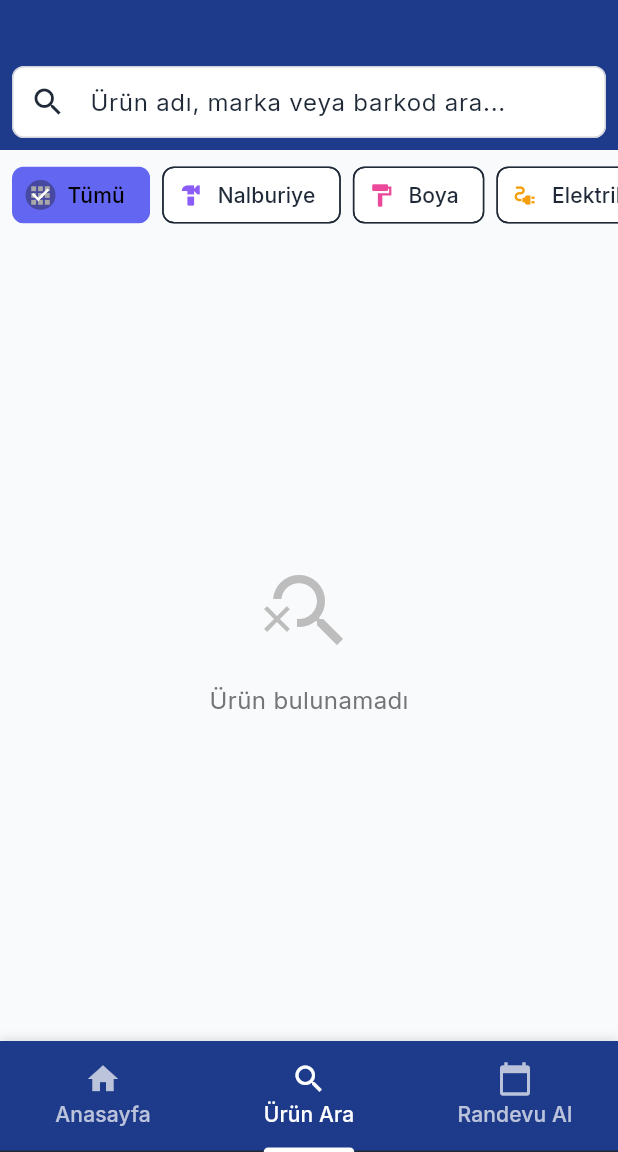
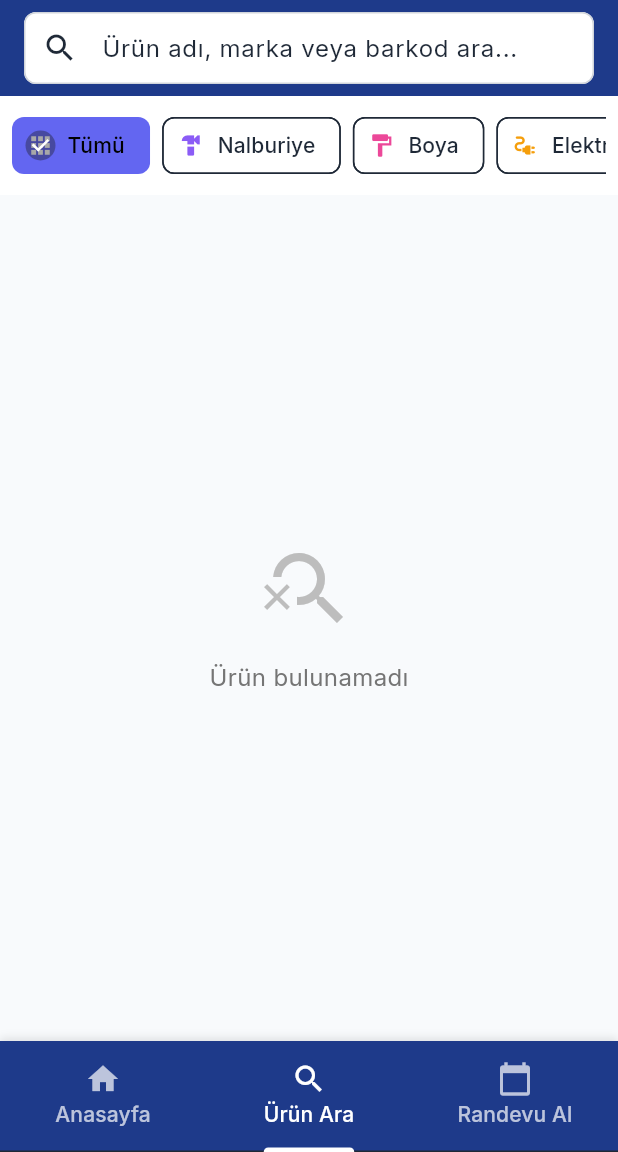
Before and after one commit to mehmet-karataslar/malzemecim, a Flutter app: the screen it shows after launch, item 2 of the bottom bar chosen, on a phone screen of 412 x 824 dp, the part 84-1236 px from its top. Run offline on Flutter 3.47's test engine with Material 3 defaults, Android fonts, the phone set to English and light mode, and no system bars; our stand-ins replace cached_network_image, camera, cloud_firestore, connectivity_plus, firebase_auth, firebase_core and 4 more; missing offline and left inert: dart:html, mobile_scanner; accounts and stored records are empty; generated files the repository leaves out were written again.

Commit message:
Fix: Make search header fixed, fix product card sizes and spacing on web and mobile

```diff
--- a/lib/features/home/screens/public_product_search_screen.dart
+++ b/lib/features/home/screens/public_product_search_screen.dart
@@ -109,33 +109,15 @@ class _PublicProductSearchScreenState extends State<PublicProductSearchScreen> {
                 : productProvider.getProductsByCategory(_selectedCategory);
           }
 
-          return CustomScrollView(
-            slivers: [
-              // Search Bar
-              SliverAppBar(
-                floating: true,
-                pinned: true,
-                backgroundColor: AppTheme.primaryColor,
-                expandedHeight: 100,
-                flexibleSpace: FlexibleSpaceBar(
-                  title: const Text('Ürün Ara'),
-                  background: Container(
-                    decoration: BoxDecoration(
-                      gradient: LinearGradient(
-                        begin: Alignment.topLeft,
-                        end: Alignment.bottomRight,
-                        colors: [
-                          AppTheme.primaryColor,
-                          AppTheme.primaryColor.withOpacity(0.7),
-                        ],
-                      ),
-                    ),
-                  ),
-                ),
-                bottom: PreferredSize(
-                  preferredSize: const Size.fromHeight(60),
-                  child: Padding(
-                    padding: const EdgeInsets.all(8.0),
+          final screenWidth = MediaQuery.of(context).size.width;
+          final isWeb = screenWidth > 600;
+
+          return Column(
+            children: [
+              // Fixed Header - Search Bar
+              Container(
+                color: AppTheme.primaryColor,
+                padding: const EdgeInsets.fromLTRB(16, 8, 16, 8),
                 child: TextField(
                   controller: _searchController,
                   decoration: InputDecoration(
@@ -150,20 +132,13 @@ class _PublicProductSearchScreenState extends State<PublicProductSearchScreen> {
                   ),
                 ),
               ),
-                ),
-              ),
 
-              // Category Filter
-              SliverToBoxAdapter(
-                child: Builder(
-                  builder: (context) {
-                    final screenWidth = MediaQuery.of(context).size.width;
-                    final isWeb = screenWidth > 600;
-
-                    return isWeb
-                        ? Padding(
-                            padding: const EdgeInsets.all(16),
-                            child: Wrap(
+              // Fixed Category Filter
+              Container(
+                color: Colors.white,
+                padding: EdgeInsets.symmetric(vertical: 8, horizontal: isWeb ? 16 : 8),
+                child: isWeb
+                    ? Wrap(
                         spacing: 8,
                         runSpacing: 8,
                         children: _categories.map((category) {
@@ -186,13 +161,11 @@ class _PublicProductSearchScreenState extends State<PublicProductSearchScreen> {
                             },
                           );
                         }).toList(),
-                            ),
                       )
                     : SizedBox(
-                            height: 60,
+                        height: 50,
                         child: ListView.builder(
                           scrollDirection: Axis.horizontal,
-                              padding: const EdgeInsets.symmetric(horizontal: 8, vertical: 8),
                           itemCount: _categories.length,
                           itemBuilder: (context, index) {
                             final category = _categories[index];
@@ -219,15 +192,13 @@ class _PublicProductSearchScreenState extends State<PublicProductSearchScreen> {
                             );
                           },
                         ),
-                          );
-                  },
                       ),
               ),
 
-              // Products Grid
-              if (_filteredProducts.isEmpty)
-                SliverFillRemaining(
-                  child: Center(
+              // Scrollable Products Grid
+              Expanded(
+                child: _filteredProducts.isEmpty
+                    ? Center(
                         child: Column(
                           mainAxisAlignment: MainAxisAlignment.center,
                           children: [
@@ -239,33 +210,19 @@ class _PublicProductSearchScreenState extends State<PublicProductSearchScreen> {
                             ),
                           ],
                         ),
+                      )
+                    : GridView.builder(
+                        padding: EdgeInsets.all(isWeb ? 16 : 8),
+                        gridDelegate: SliverGridDelegateWithFixedCrossAxisCount(
+                          crossAxisCount: isWeb ? 4 : 2,
+                          childAspectRatio: isWeb ? 0.72 : 0.68,
+                          crossAxisSpacing: isWeb ? 12 : 8,
+                          mainAxisSpacing: isWeb ? 12 : 8,
                         ),
-                )
-              else
-                SliverPadding(
-                  padding: const EdgeInsets.all(8),
-                  sliver: Builder(
-                    builder: (context) {
-                      final screenWidth = MediaQuery.of(context).size.width;
-                      final isWeb = screenWidth > 600;
-                      final crossAxisCount = isWeb ? 4 : 2;
-                      final spacing = isWeb ? 16.0 : 8.0;
-
-                      return SliverGrid(
-                        gridDelegate: SliverGridDelegateWithFixedCrossAxisCount(
-                          crossAxisCount: crossAxisCount,
-                          childAspectRatio: isWeb ? 0.85 : 0.75,
-                          crossAxisSpacing: spacing,
-                          mainAxisSpacing: spacing,
-                        ),
-                        delegate: SliverChildBuilderDelegate(
-                          (context, index) {
+                        itemCount: _filteredProducts.length,
+                        itemBuilder: (context, index) {
                           final product = _filteredProducts[index];
                           return _buildProductCard(product);
-                          },
-                          childCount: _filteredProducts.length,
-                        ),
-                      );
                         },
                       ),
               ),
@@ -277,9 +234,13 @@ class _PublicProductSearchScreenState extends State<PublicProductSearchScreen> {
   }
 
   Widget _buildProductCard(ProductModel product) {
+    final screenWidth = MediaQuery.of(context).size.width;
+    final isWeb = screenWidth > 600;
+
     return Card(
       elevation: 2,
       shape: RoundedRectangleBorder(borderRadius: BorderRadius.circular(12)),
+      margin: EdgeInsets.zero,
       child: InkWell(
         onTap: () {
           Navigator.push(
@@ -292,9 +253,15 @@ class _PublicProductSearchScreenState extends State<PublicProductSearchScreen> {
         borderRadius: BorderRadius.circular(12),
         child: Column(
           crossAxisAlignment: CrossAxisAlignment.stretch,
+          mainAxisSize: MainAxisSize.min,
           children: [
-            // Product Image
-            Expanded(
+            // Product Image - Fixed height
+            Container(
+              height: isWeb ? 160 : 140,
+              decoration: BoxDecoration(
+                color: Colors.grey[100],
+                borderRadius: const BorderRadius.vertical(top: Radius.circular(12)),
+              ),
               child: ClipRRect(
                 borderRadius: const BorderRadius.vertical(top: Radius.circular(12)),
                 child: product.imageUrls.isNotEmpty
@@ -319,44 +286,47 @@ class _PublicProductSearchScreenState extends State<PublicProductSearchScreen> {
                         },
                         errorBuilder: (context, error, stackTrace) => Container(
                           color: Colors.grey[200],
-                          child: const Icon(Icons.image_not_supported, size: 48, color: Colors.grey),
+                          child: const Icon(Icons.image_not_supported, size: 40, color: Colors.grey),
                         ),
                       )
                     : Container(
                         color: Colors.grey[200],
-                        child: const Icon(Icons.image, size: 48, color: Colors.grey),
+                        child: const Icon(Icons.image, size: 40, color: Colors.grey),
                       ),
               ),
             ),
 
             // Product Info
             Padding(
-              padding: const EdgeInsets.all(8),
+              padding: EdgeInsets.all(isWeb ? 10 : 8),
               child: Column(
                 crossAxisAlignment: CrossAxisAlignment.start,
+                mainAxisSize: MainAxisSize.min,
                 children: [
                   Text(
                     product.name,
-                    style: const TextStyle(
+                    style: TextStyle(
                       fontWeight: FontWeight.bold,
-                      fontSize: 14,
+                      fontSize: isWeb ? 13 : 12,
                     ),
                     maxLines: 2,
                     overflow: TextOverflow.ellipsis,
                   ),
-                  const SizedBox(height: 4),
+                  SizedBox(height: isWeb ? 4 : 2),
                   Text(
                     product.brand,
                     style: TextStyle(
-                      fontSize: 12,
+                      fontSize: isWeb ? 11 : 10,
                       color: Colors.grey[600],
                     ),
+                    maxLines: 1,
+                    overflow: TextOverflow.ellipsis,
                   ),
-                  const SizedBox(height: 4),
+                  SizedBox(height: isWeb ? 6 : 4),
                   Text(
                     '${product.price.toStringAsFixed(2)} ₺',
                     style: TextStyle(
-                      fontSize: 16,
+                      fontSize: isWeb ? 15 : 14,
                       fontWeight: FontWeight.bold,
                       color: AppTheme.primaryColor,
                     ),
```
Also changed, not shown: lib/features/home/screens/home_page.dart (+21 -19 lines). Lines whose indentation alone changed are shown as unchanged.
